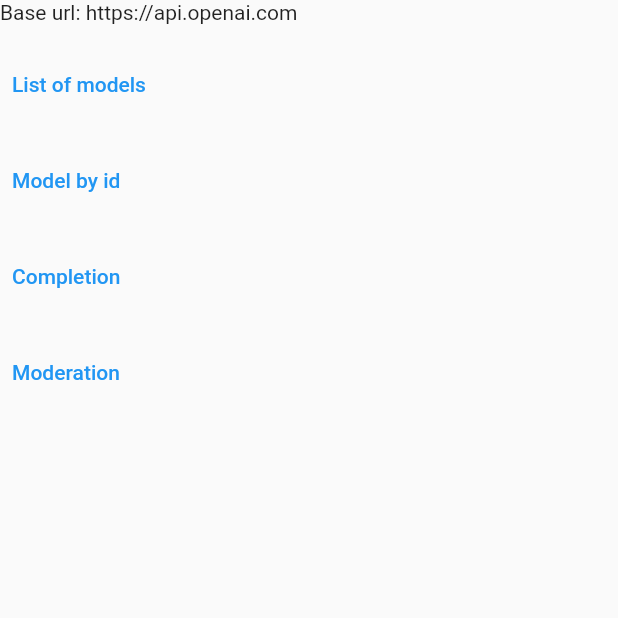
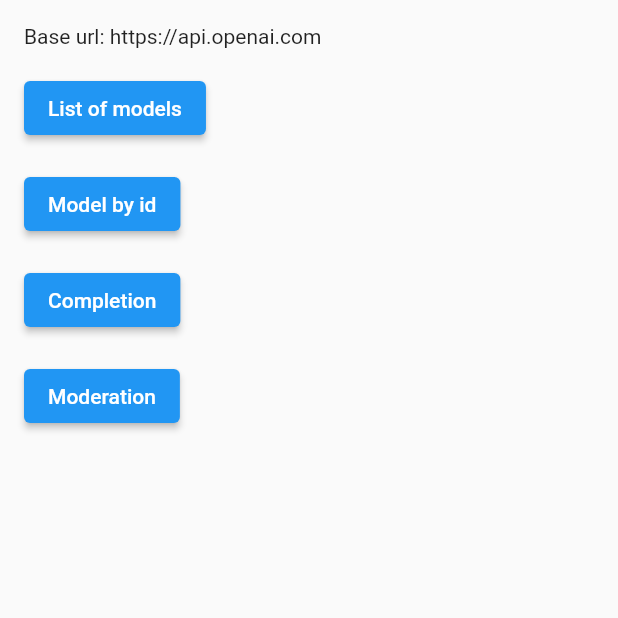
Before and after one commit to federicoviceconti/unofficial_open_api, a Flutter app: the screen it shows after launch, on a phone screen of 412 x 824 dp, the top half of it. Run offline on Flutter 3.47's test engine with Material 2 defaults, Android fonts, the phone set to English and light mode, and no system bars; our stand-ins replace chopper, flutter_riverpod, freezed_annotation; generated files the repository leaves out were written again.

Commit message:
elevated button

```diff
--- a/example/lib/main.dart
+++ b/example/lib/main.dart
@@ -48,32 +48,35 @@ class ExampleOpenAI extends ConsumerWidget {
 
     return Scaffold(
       body: SafeArea(
+        child: Padding(
+          padding: const EdgeInsets.all(16.0),
           child: Column(
             mainAxisAlignment: MainAxisAlignment.start,
             crossAxisAlignment: CrossAxisAlignment.start,
             children: [
               Text('Base url: ${service.client.baseUrl}'),
               const SizedBox(height: 16),
-            TextButton(
+              ElevatedButton(
                 onPressed: () => _getModels(ref),
                 child: const Text("List of models"),
               ),
               const SizedBox(height: 16),
-            TextButton(
+              ElevatedButton(
                 onPressed: () => _getModelById(ref),
                 child: const Text("Model by id"),
               ),
               const SizedBox(height: 16),
-            TextButton(
+              ElevatedButton(
                 onPressed: () => _completion(ref),
                 child: const Text("Completion"),
               ),
               const SizedBox(height: 16),
-            TextButton(
+              ElevatedButton(
                 onPressed: () => _moderation(ref),
                 child: const Text("Moderation"),
               ),
             ],
+          ),
         ),
       ),
     );
```
Lines whose indentation alone changed are shown as unchanged.
